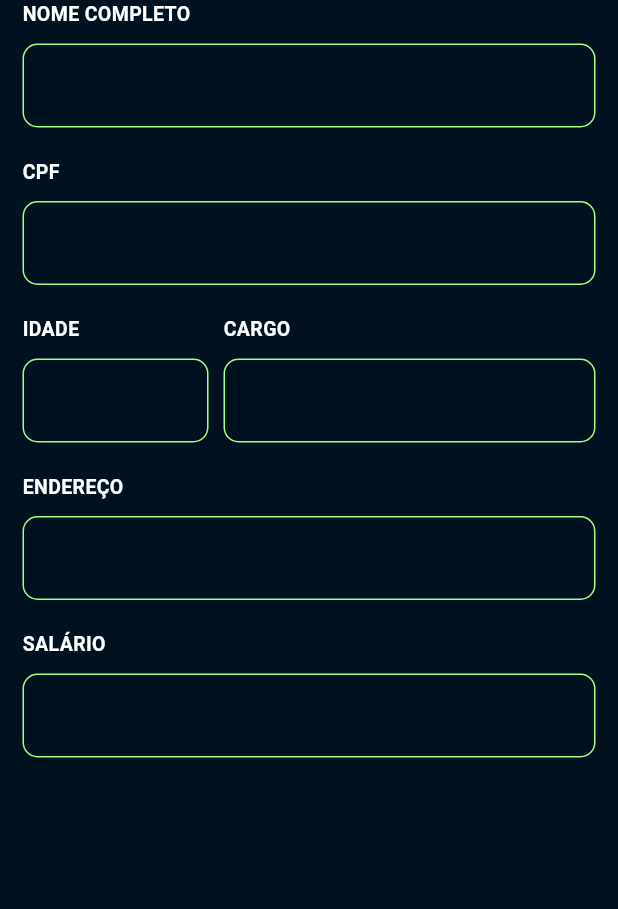
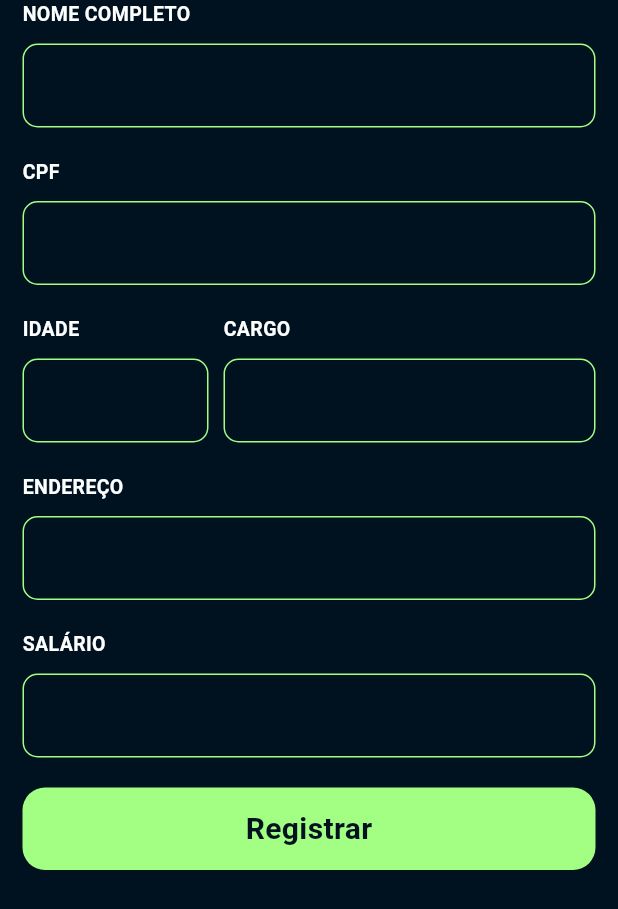
Before and after one commit to TCC-Gym-Admin/TCC-Gym-Admin-Front, a Flutter app: the EmployeesRegisterForm widget shown alone on an empty page, opened directly, on a phone screen of 412 x 824 dp. Shown: the top 909 px of the screen. Run offline on Flutter 3.47's test engine with Material 3 defaults, Android fonts, the phone set to English and light mode, and no system bars; our stand-ins replace dio, equatable, flutter_bloc, flutter_modular, result_dart.

Commit message:
create request to Register

```diff
--- a/lib/core/theme/app_text_style.dart
+++ b/lib/core/theme/app_text_style.dart
@@ -11,6 +11,7 @@ class FontWeightBuilder {
   FontWeightBuilder(this.weight);
 
   TextStyle get small => _style(15);
+  TextStyle get medium => _style(20);
   TextStyle get large => _style(25);
 
   TextStyle _style(double size) => TextStyle(
--- a/lib/core/widget/custom_text_field.dart
+++ b/lib/core/widget/custom_text_field.dart
@@ -37,6 +37,7 @@ class CustomTextField extends StatelessWidget {
             ],
           ),
         TextFormField(
+          controller: controller,
           keyboardType: keyboardType,
           inputFormatters: inputFormatters,
           style: TextStyle(color: AppColors.primaryTextColor),
--- a/lib/feature/employees/employees_module.dart
+++ b/lib/feature/employees/employees_module.dart
@@ -1,14 +1,18 @@
 import 'package:flutter_modular/flutter_modular.dart';
+import 'package:tcc_gym_admin_front/app/app_module.dart';
 import 'package:tcc_gym_admin_front/feature/employees/cubit/employees_cubit.dart';
 import 'package:tcc_gym_admin_front/feature/employees/pages/employees_register.dart';
+import 'package:tcc_gym_admin_front/feature/employees/services/implementations/employees_services.dart';
+import 'package:tcc_gym_admin_front/feature/employees/services/interfaces/i_employees.dart';
 
 class EmployeesModule extends Module {
   @override
-  List<Module> get imports => [];
+  List<Module> get imports => [AppModule()];
 
   @override
   void binds(Injector i) {
     i.addLazySingleton<EmployeesCubit>(EmployeesCubit.new);
+    i.addLazySingleton<IEmployees>(EmployeesServices.new);
   }
 
   @override
--- /dev/null
+++ b/lib/feature/employees/services/interfaces/i_employees.dart
@@ -0,0 +1,6 @@
+import 'package:result_dart/result_dart.dart';
+import 'package:tcc_gym_admin_front/feature/employees/models/employees_model.dart';
+
+abstract class IEmployees {
+  Future<ResultDart<EmployeesModel, String>> register(EmployeesModel employees);
+}
--- a/lib/feature/employees/widgets/employees_register_form.dart
+++ b/lib/feature/employees/widgets/employees_register_form.dart
@@ -1,7 +1,11 @@
 import 'package:flutter/material.dart';
+import 'package:tcc_gym_admin_front/core/theme/app_colors.dart';
+import 'package:tcc_gym_admin_front/core/theme/app_text_style.dart';
+import 'package:tcc_gym_admin_front/core/utils/custom_clean_formatter.dart';
 import 'package:tcc_gym_admin_front/core/utils/custom_cpf_formatter.dart';
 import 'package:tcc_gym_admin_front/core/utils/custom_money_formatter.dart';
 import 'package:tcc_gym_admin_front/core/widget/custom_text_field.dart';
+import 'package:tcc_gym_admin_front/feature/employees/models/employees_model.dart';
 
 class EmployeesRegisterForm extends StatefulWidget {
   const EmployeesRegisterForm({super.key});
@@ -11,6 +15,19 @@ class EmployeesRegisterForm extends StatefulWidget {
 }
 
 class _EmployeesRegisterFormState extends State<EmployeesRegisterForm> {
+  setModel() {
+    final model = EmployeesModel(
+      address: address.text,
+      age: int.parse(age.text),
+      document: CustomCleanFormatter.cleanDocument(document.text),
+      fullname: fullname.text,
+      role: role.text,
+      salary: CustomCleanFormatter.cleanMoney(salary.text),
+    );
+
+    print(model.salary);
+  }
+
   final TextEditingController fullname = TextEditingController();
   final TextEditingController document = TextEditingController();
   final TextEditingController age = TextEditingController();
@@ -62,6 +79,28 @@ class _EmployeesRegisterFormState extends State<EmployeesRegisterForm> {
               inputFormatters: [CustomMoneyFormatter()],
             ),
             SizedBox(height: 20),
+
+            InkWell(
+              onTap: () {
+                setModel();
+              },
+              child: Container(
+                height: 55,
+                width: double.infinity,
+                child: Center(
+                  child: Text(
+                    'Registrar',
+                    style: AppTextStyle.bold.medium.copyWith(
+                      color: AppColors.background,
+                    ),
+                  ),
+                ),
+                decoration: BoxDecoration(
+                  color: AppColors.buttonColor,
+                  borderRadius: BorderRadius.circular(15),
+                ),
+              ),
+            ),
           ],
         ),
       ),
--- a/pubspec.yaml
+++ b/pubspec.yaml
@@ -16,6 +16,7 @@ dependencies:
   flutter_bloc: ^9.1.1
   equatable: ^2.0.8
   dio: ^5.9.1
+  result_dart: ^2.1.1
 
 dev_dependencies:
   flutter_test:
```
Also changed, not shown: lib/core/utils/custom_clean_formatter.dart (added, +10 -0 lines), lib/feature/employees/cubit/employees_cubit.dart (+19 -1 lines), lib/feature/employees/cubit/employees_state.dart (+12 -3 lines), lib/feature/employees/models/employees_model.dart (+15 -17 lines), lib/feature/employees/services/implementations/employees_services.dart (added, +24 -0 lines), pubspec.lock.
